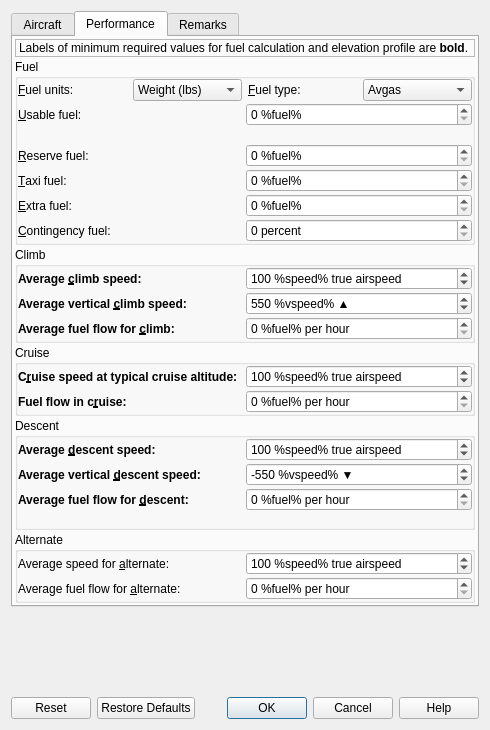
Above: src/perf/aircraftperfdialog.ui from albar965/littlenavmap before the change. Below: the same form after it.
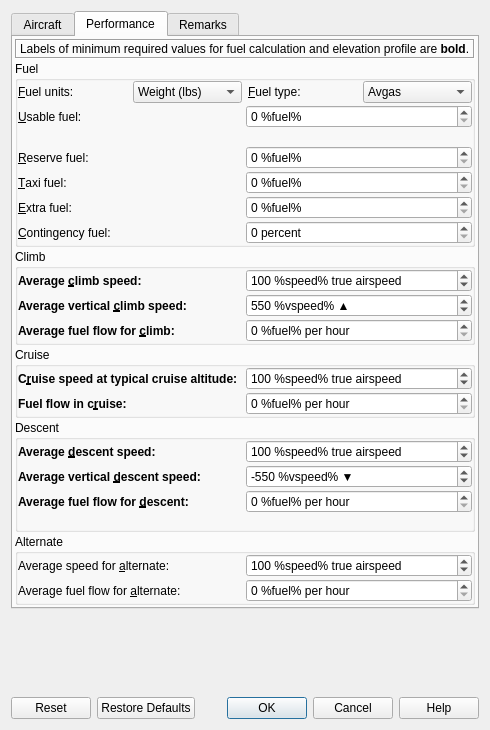
That is the form after the change. The open tabs and pages were chosen to show the change.

Patch:
```diff
--- a/src/perf/aircraftperfdialog.ui
+++ b/src/perf/aircraftperfdialog.ui
@@ -180,7 +180,10 @@
        <item>
         <widget class="QLabel" name="label">
          <property name="frameShape">
-          <enum>QFrame::StyledPanel</enum>
+          <enum>QFrame::Box</enum>
+         </property>
+         <property name="frameShadow">
+          <enum>QFrame::Sunken</enum>
          </property>
          <property name="text">
           <string>Labels of minimum required values for fuel calculation and elevation profile are &lt;b&gt;bold&lt;/b&gt;.</string>
```
